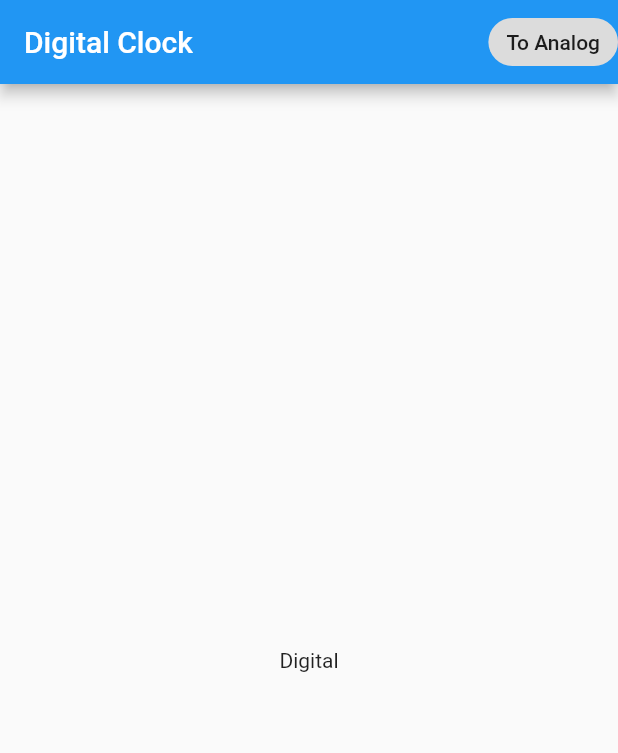
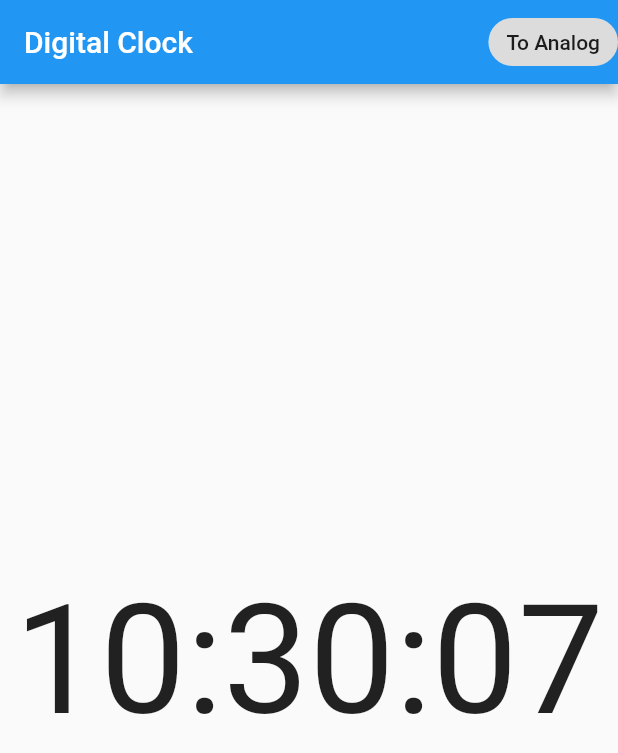
Before and after one commit to PGScully/flutter_clock, a Flutter app: the screen it shows after launch, on a phone screen of 412 x 824 dp. Shown: the top 753 px of the screen. Run offline on Flutter 3.47's test engine with Material 2 defaults, Android fonts, the phone set to English and light mode, and no system bars; drawn by our look-alikes of auto_size_text.

Commit message:
Implement Digital Clock
Closes #1

```diff
--- a/lib/clock_screen.dart
+++ b/lib/clock_screen.dart
@@ -28,8 +28,11 @@ class _ClockScreenState extends State<ClockScreen> {
             )
           ],
         ),
-        body: Center(
-          child: _analog ? AnalogClock() : DigitalClock(),
+        body: Padding(
+          padding: const EdgeInsets.all(8.0),
+          child: Center(
+            child: _analog ? AnalogClock() : DigitalClock(),
+          ),
         ),
       );
 }
--- a/lib/digital_clock.dart
+++ b/lib/digital_clock.dart
@@ -1,6 +1,59 @@
+import 'dart:async';
+import 'dart:ui';
+import 'package:intl/intl.dart';
+import 'package:auto_size_text/auto_size_text.dart';
 import 'package:flutter/material.dart';
 
-class DigitalClock extends StatelessWidget {
+class DigitalClock extends StatefulWidget {
   @override
-  Widget build(BuildContext context) => const Text('Digital');
+  _DigitalClockState createState() => _DigitalClockState();
 }
+
+class _DigitalClockState extends State<DigitalClock> {
+  late Timer _timer;
+  late DateTime time;
+
+  @override
+  void initState() {
+    super.initState();
+    time = DateTime.now();
+
+    _timer = Timer.periodic(
+      const Duration(seconds: 1),
+      (_) => setState(() => time = DateTime.now()),
+    );
+  }
+
+  @override
+  void dispose() {
+    _timer.cancel();
+    super.dispose();
+  }
+
+  @override
+  Widget build(BuildContext context) => DigitalClockFace(timestamp: time);
+}
+
+class DigitalClockFace extends StatelessWidget {
+  static const maxFontSize = 288.0;
+
+  final DateTime timestamp;
+
+  const DigitalClockFace({
+    Key? key,
+    required this.timestamp,
+  }) : super(key: key);
+
+  @override
+  Widget build(BuildContext context) => AutoSizeText(
+        DateFormat.Hms().format(timestamp),
+        maxFontSize: maxFontSize,
+        maxLines: 1,
+        style: const TextStyle(
+          fontSize: maxFontSize,
+          fontFeatures: [
+            FontFeature.tabularFigures(),
+          ],
+        ),
+      );
+}
--- a/pubspec.yaml
+++ b/pubspec.yaml
@@ -12,6 +12,9 @@ dependencies:
   flutter:
     sdk: flutter
 
+  auto_size_text: ^3.0.0-nullsafety.0
+  intl: ^0.17.0
+
   cupertino_icons: ^1.0.2
 
 dev_dependencies:
```
Also changed, not shown: pubspec.lock.
